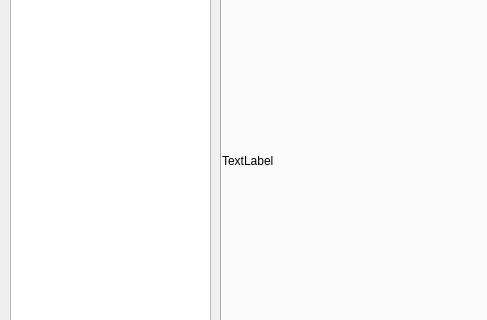
Above: gui/form.ui from IccedLemonTea/SeniorProject before the change; both pictures show x 0 to 487 and y 134 to 454 of the 1097 by 730 pixel window. Below: the same form after it.
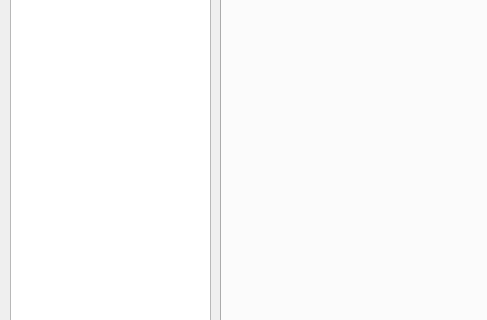
That is the form after the change. The open tabs and pages were chosen to show the change.

Commit message: plotting calibration run

```diff
--- a/gui/form.ui
+++ b/gui/form.ui
@@ -150,16 +150,24 @@
       </property>
       <layout class="QVBoxLayout" name="calTabLayout">
        <item>
-        <widget class="QLabel" name="labelCaliFigs">
+        <widget class="QWidget" name="calibrationPlotContainer" native="true">
          <property name="minimumSize">
           <size>
            <width>0</width>
            <height>500</height>
           </size>
          </property>
-         <property name="text">
-          <string>TextLabel</string>
-         </property>
+         <widget class="QWidget" name="verticalLayoutWidget_3">
+          <property name="geometry">
+           <rect>
+            <x>10</x>
+            <y>10</y>
+            <width>851</width>
+            <height>481</height>
+           </rect>
+          </property>
+          <layout class="QVBoxLayout" name="calPlotLayout"/>
+         </widget>
         </widget>
        </item>
        <item>
```
Left out of the diff: 6 changed lines with no effect on the pictures. The commit also changes 4 other files.
